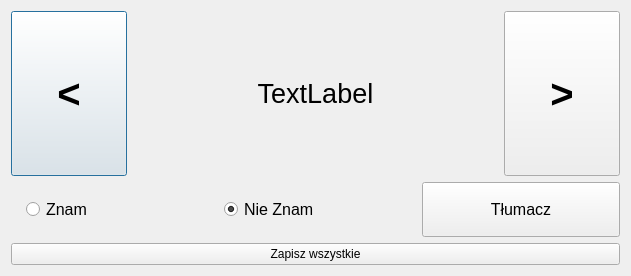
The window that src/visulalisation_module/most_frequent_list_UI.ui (lewelyn7/Python-subtitles-translator) describes before a commit, drawn with Qt 5.
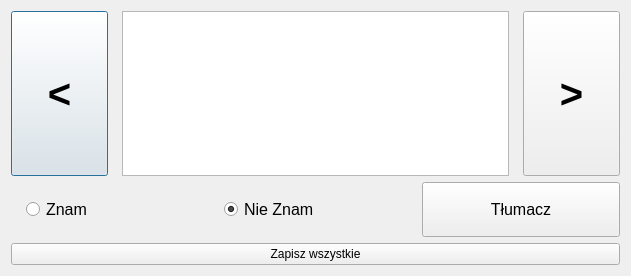
The same window after the commit.

Commit message: Most frequent done

Patch:
```diff
--- a/src/visulalisation_module/most_frequent_list_UI.ui
+++ b/src/visulalisation_module/most_frequent_list_UI.ui
@@ -21,7 +21,7 @@
        <item>
         <layout class="QVBoxLayout" name="verticalLayout_6">
          <item>
-          <layout class="QHBoxLayout" name="horizontalLayout_3" stretch="1,3,1">
+          <layout class="QHBoxLayout" name="horizontalLayout_3" stretch="1,4,1">
            <property name="spacing">
             <number>14</number>
            </property>
@@ -52,34 +52,12 @@
             </widget>
            </item>
            <item>
-            <widget class="QLabel" name="word_label_2">
+            <widget class="QTextBrowser" name="word_label_2">
              <property name="font">
               <font>
-               <family>MS Shell Dlg 2</family>
-               <pointsize>20</pointsize>
-               <weight>50</weight>
-               <bold>false</bold>
-               <stylestrategy>PreferAntialias</stylestrategy>
+               <pointsize>24</pointsize>
               </font>
              </property>
-             <property name="frameShape">
-              <enum>QFrame::NoFrame</enum>
-             </property>
-             <property name="text">
-              <string>TextLabel</string>
-             </property>
-             <property name="textFormat">
-              <enum>Qt::AutoText</enum>
-             </property>
-             <property name="scaledContents">
-              <bool>true</bool>
-             </property>
-             <property name="alignment">
-              <set>Qt::AlignCenter</set>
-             </property>
-             <property name="indent">
-              <number>1</number>
-             </property>
             </widget>
            </item>
            <item>
```
The commit also changes 3 other files.
